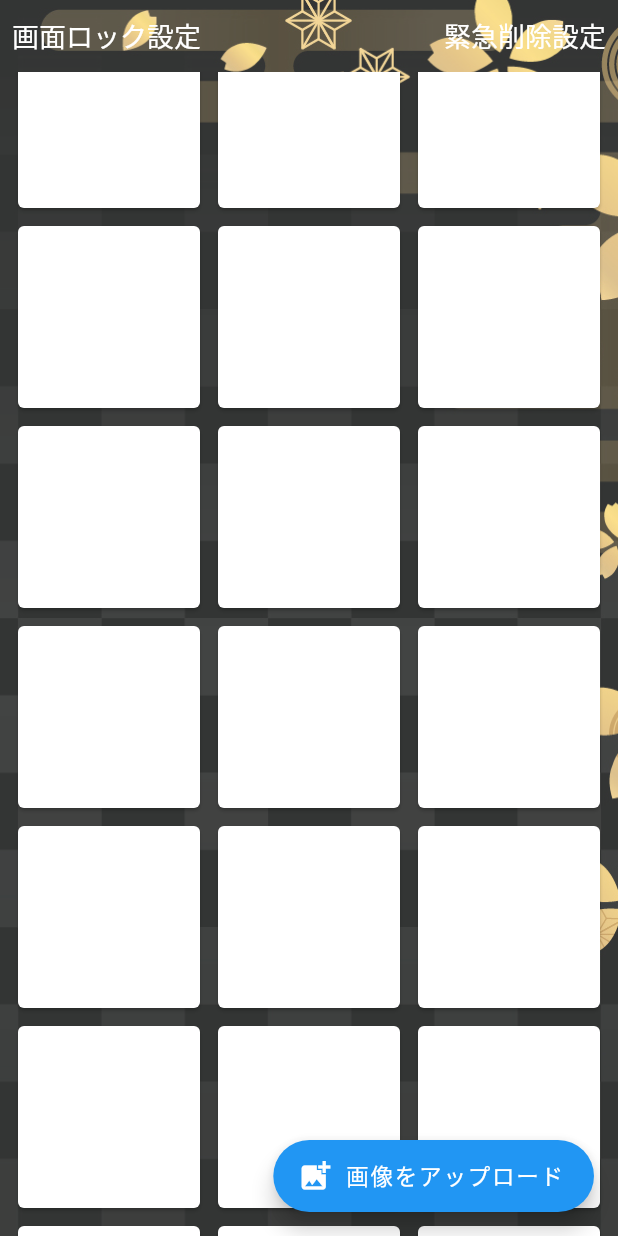
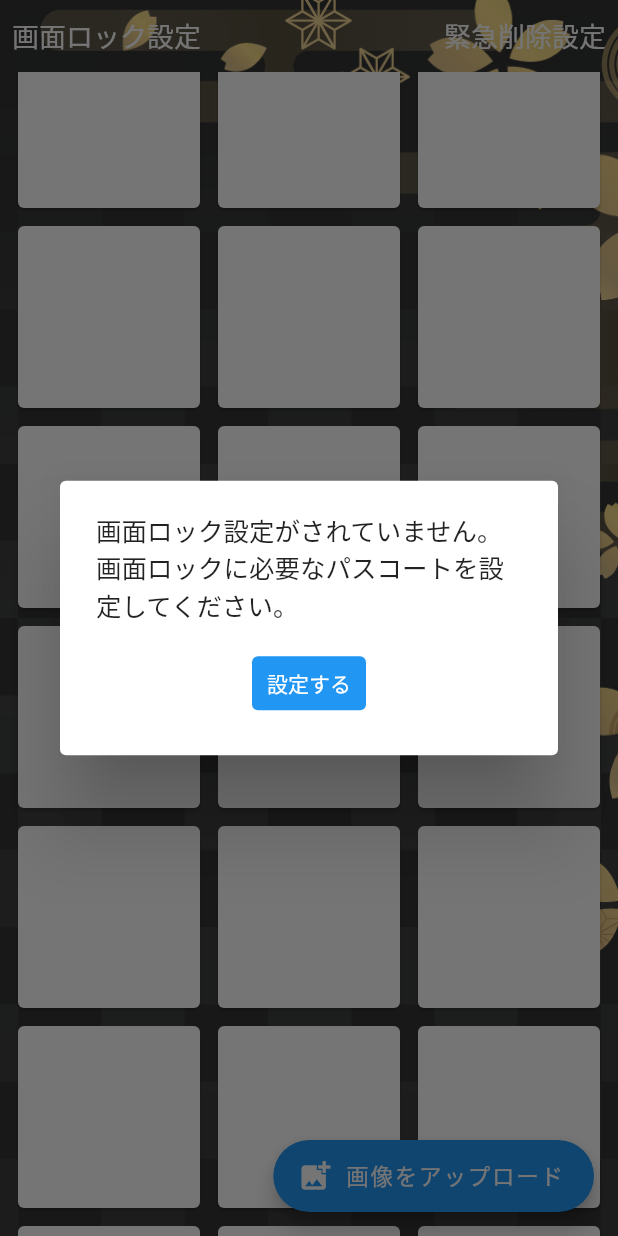
Before and after one commit to agora-creation/ending_file_app, a Flutter app: the HomeScreen screen opened directly, scrolled down 576 dp, after a tap on "画面ロック設定", on a phone screen of 412 x 824 dp. Run offline on Flutter 3.47's test engine with Material 2 defaults, Android fonts, the light colour scheme and no system bars; our stand-ins replace modal_bottom_sheet, shared_preferences, top_snackbar_flutter; missing offline and left inert: flutter_screen_lock; accounts and stored records are empty; Roboto replaces fonts that are missing (OradanoGSRR).

Commit message:
20231115 commit

```diff
--- a/lib/common/functions.dart
+++ b/lib/common/functions.dart
@@ -1,4 +1,3 @@
-
 import 'dart:math';
 
 import 'package:flutter/material.dart';
@@ -99,7 +98,7 @@ String rndText(int length) {
   final rnd = Random();
   final codeUnits = List.generate(
     length,
-        (index) {
+    (index) {
       final n = rnd.nextInt(tmpLength);
       return tmp.codeUnitAt(n);
     },
--- a/lib/screens/home.dart
+++ b/lib/screens/home.dart
@@ -1,8 +1,10 @@
 import 'package:ending_file_app/common/functions.dart';
 import 'package:ending_file_app/common/style.dart';
 import 'package:ending_file_app/screens/delete_setting.dart';
+import 'package:ending_file_app/widgets/custom_sm_button.dart';
 import 'package:ending_file_app/widgets/custom_text_button.dart';
 import 'package:flutter/material.dart';
+import 'package:flutter_screen_lock/flutter_screen_lock.dart';
 
 class HomeScreen extends StatefulWidget {
   const HomeScreen({super.key});
@@ -11,7 +13,146 @@ class HomeScreen extends StatefulWidget {
   State<HomeScreen> createState() => _HomeScreenState();
 }
 
-class _HomeScreenState extends State<HomeScreen> {
+class _HomeScreenState extends State<HomeScreen> with WidgetsBindingObserver {
+  Future _init() async {
+    String? passcode = await getPrefsString('passcode');
+    if (passcode != null) {
+      if (!mounted) return;
+      await screenLock(
+        context: context,
+        correctString: passcode,
+        title: const Text('パスコードを入力してください'),
+        canCancel: false,
+        onUnlocked: () {
+          Navigator.pop(context);
+        },
+        config: const ScreenLockConfig(
+          backgroundColor: kBlackColor,
+        ),
+        keyPadConfig: KeyPadConfig(
+          buttonConfig: KeyPadButtonConfig(
+            foregroundColor: kWhiteColor,
+            buttonStyle: OutlinedButton.styleFrom(
+              shape: const RoundedRectangleBorder(
+                borderRadius: BorderRadius.all(
+                  Radius.circular(100),
+                ),
+              ),
+              side: const BorderSide(color: kWhiteColor),
+            ),
+          ),
+        ),
+        deleteButton: const Icon(
+          Icons.backspace,
+          color: kWhiteColor,
+        ),
+      );
+    } else {
+      if (!mounted) return;
+      await showDialog(
+        context: context,
+        builder: (context) => AlertDialog(
+          content: Column(
+            mainAxisSize: MainAxisSize.min,
+            crossAxisAlignment: CrossAxisAlignment.start,
+            children: [
+              const Text('画面ロック設定がされていません。'),
+              const Text('画面ロックに必要なパスコートを設定してください。'),
+              const SizedBox(height: 16),
+              Row(
+                mainAxisAlignment: MainAxisAlignment.center,
+                children: [
+                  CustomSmButton(
+                    label: '設定する',
+                    labelColor: kWhiteColor,
+                    backgroundColor: kBlueColor,
+                    onPressed: () async {
+                      Navigator.pop(context);
+                      await _changePasscode();
+                    },
+                  ),
+                ],
+              ),
+            ],
+          ),
+        ),
+        barrierDismissible: false,
+      );
+    }
+  }
+
+  Future _changePasscode() async {
+    await screenLockCreate(
+      context: context,
+      title: const Text('パスコードを入力してください'),
+      confirmTitle: const Text('同じパスコードを再入力してください'),
+      canCancel: false,
+      onConfirmed: (value) async {
+        await setPrefsString('passcode', value);
+        if (!mounted) return;
+        Navigator.pop(context);
+      },
+      config: const ScreenLockConfig(
+        backgroundColor: kBlackColor,
+      ),
+      keyPadConfig: KeyPadConfig(
+        buttonConfig: KeyPadButtonConfig(
+          foregroundColor: kWhiteColor,
+          buttonStyle: OutlinedButton.styleFrom(
+            shape: const RoundedRectangleBorder(
+              borderRadius: BorderRadius.all(
+                Radius.circular(100),
+              ),
+            ),
+            side: const BorderSide(color: kWhiteColor),
+          ),
+        ),
+      ),
+      cancelButton: const Icon(
+        Icons.close,
+        color: kWhiteColor,
+      ),
+      deleteButton: const Icon(
+        Icons.backspace,
+        color: kWhiteColor,
+      ),
+    );
+  }
+
+  @override
+  void initState() {
+    super.initState();
+    _init();
+    WidgetsBinding.instance.addObserver(this);
+  }
+
+  @override
+  void dispose() {
+    WidgetsBinding.instance.removeObserver(this);
+    super.dispose();
+  }
+
+  @override
+  void didChangeAppLifecycleState(AppLifecycleState state) {
+    switch (state) {
+      case AppLifecycleState.inactive:
+        print('非アクティブになったときの処理');
+        break;
+      case AppLifecycleState.paused:
+        print('停止されたときの処理');
+        break;
+      case AppLifecycleState.resumed:
+        print('再開されたときの処理');
+        _init();
+        break;
+      case AppLifecycleState.detached:
+        print('破棄されたときの処理');
+        break;
+      default:
+        break;
+    }
+  }
+
   @override
   Widget build(BuildContext context) {
     return Container(
@@ -24,7 +165,9 @@ class _HomeScreenState extends State<HomeScreen> {
                 mainAxisAlignment: MainAxisAlignment.spaceBetween,
                 children: [
                   CustomTextButton(
-                    onPressed: () {},
+                    onPressed: () async {
+                      await _changePasscode();
+                    },
                     label: '画面ロック設定',
                   ),
                   CustomTextButton(
```
Also changed, not shown: pubspec.yaml (+7 -0 lines), assets/images/icon.png (added), assets/images/icon_adaptive_foreground.png (added), 20 other files.
